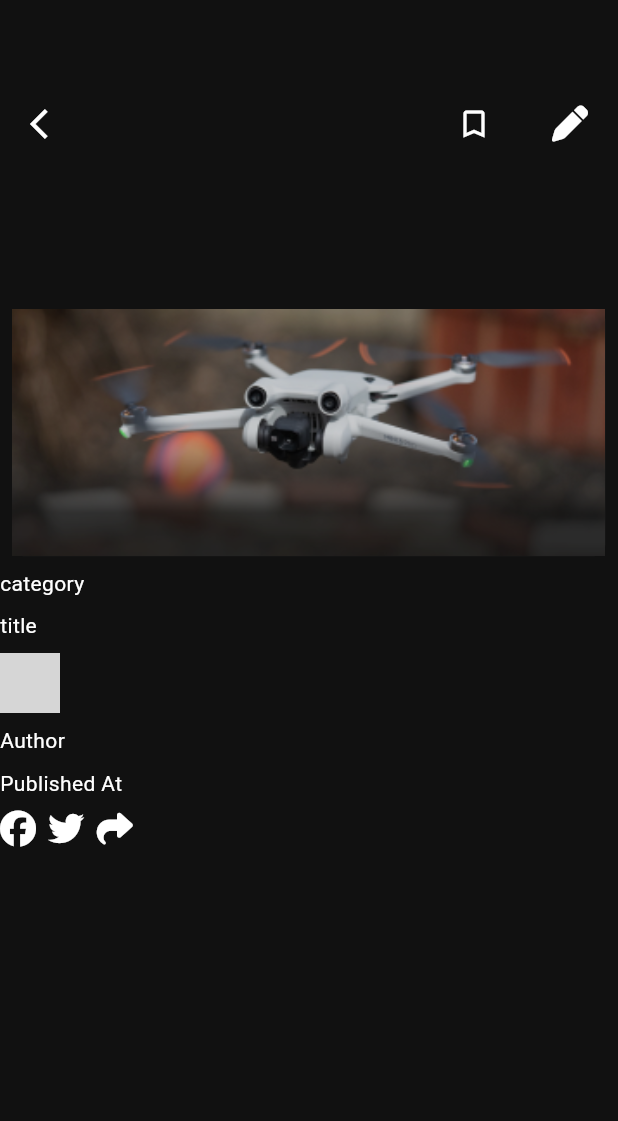
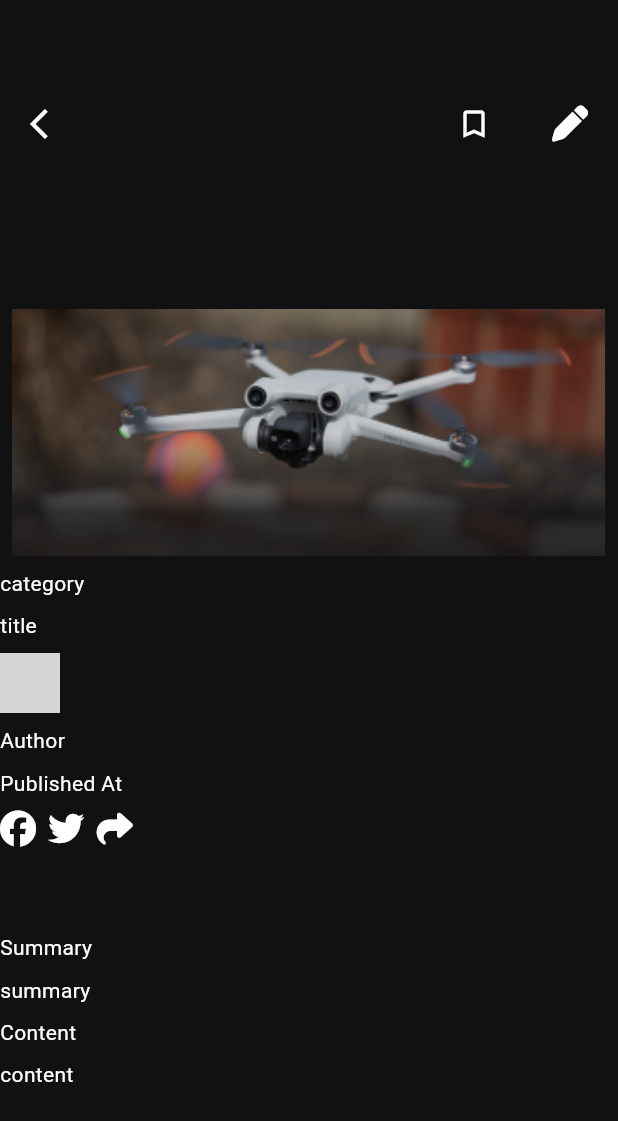
Before and after one commit to Flutter-gg-1/Project-5, a Flutter app: the ShowPost screen opened directly, on a phone screen of 412 x 824 dp. Shown: the top 1121 px of the screen. Run offline on Flutter 3.47's test engine with Material 3 defaults, Android fonts, the phone set to English and light mode, and no system bars; our stand-ins replace font_awesome_flutter, get_it, get_storage, image_picker, smooth_page_indicator; accounts and stored records are empty; network calls fail; grey boxes are pictures that could not be loaded.

Commit message:
UPD ALL UI version 29

```diff
--- a/lib/blog/show_post.dart
+++ b/lib/blog/show_post.dart
@@ -12,6 +12,7 @@ class ShowPost extends StatelessWidget {
       backgroundColor: MyColors.primaryColor,
       body: SizedBox(
         width: double.infinity,
+        child: SingleChildScrollView(
           child: Column(
             crossAxisAlignment: CrossAxisAlignment.start,
             children: [
@@ -74,8 +75,22 @@ class ShowPost extends StatelessWidget {
                   const Icon(FontAwesomeIcons.share,
                       color: MyColors.whiteTextColor),
                 ],
-            )
+              ),
+              SizedBox(height: context.getHeightScreen(height: 0.07)),
+              const Text('Summary',
+                  style: TextStyle(color: MyColors.whiteTextColor)),
+              SizedBox(height: context.getHeightScreen(height: 0.01)),
+              const Text('summary',
+                  style: TextStyle(color: MyColors.whiteTextColor)),
+              SizedBox(height: context.getHeightScreen(height: 0.01)),
+              const Text('Content',
+                  style: TextStyle(color: MyColors.whiteTextColor)),
+              SizedBox(height: context.getHeightScreen(height: 0.01)),
+              const Text('content',
+                  style: TextStyle(color: MyColors.whiteTextColor)),
+              SizedBox(height: context.getHeightScreen(height: 0.01)),
             ],
+          ),
         ),
       ),
     );
--- a/lib/servers/article_data_servers.dart
+++ b/lib/servers/article_data_servers.dart
@@ -19,7 +19,7 @@ class ArticleDataServers {
       summary: 'Flutter is an open-source UI toolkit',
       content: 'Flutter is an open-source UI toolkit',
       minutesToRead: 2,
-      postImage: 'assets/1.png',
+      postImage: 'assets/2.png',
     ),
     ArticleModel(
       id: 3,
@@ -28,7 +28,7 @@ class ArticleDataServers {
       summary: 'Flutter is an open-source UI toolkit',
       content: 'Flutter is an open-source UI toolkit',
       minutesToRead: 2,
-      postImage: 'assets/1.png',
+      postImage: 'assets/3.png',
     ),
   ];
   final box = GetStorage();
```
Lines whose indentation alone changed are shown as unchanged.
